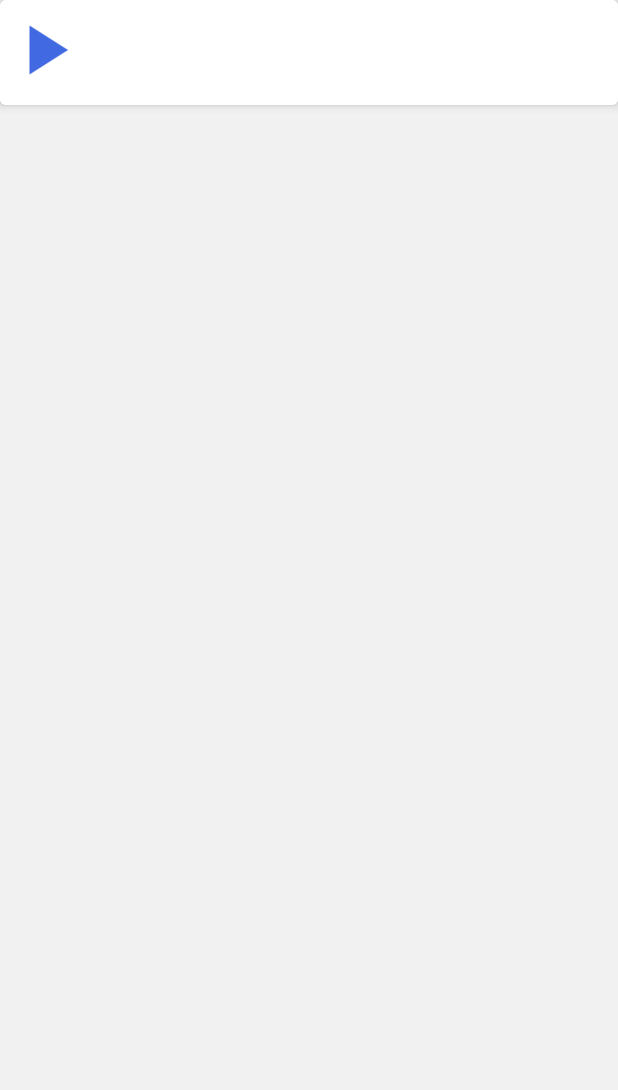
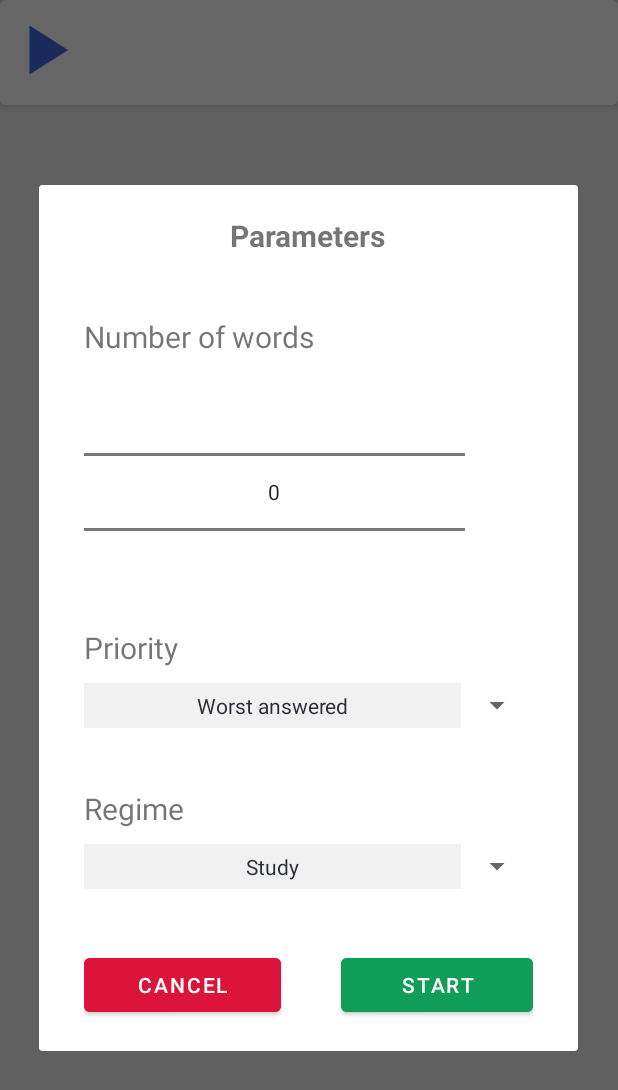
Before and after one commit to matttax/Erica, an Android app: the WordsActivity screen opened directly, with no data from a screen before it, after a tap on an icon or button, on a phone screen of 412 x 824 dp. Shown: the top 1090 px of the screen. Run offline under Robolectric (Android 15) with nearby library versions, the phone set to English and light mode, and no system bars.

Commit message:
Learn parameters

```diff
--- a/app/build.gradle
+++ b/app/build.gradle
@@ -30,6 +30,10 @@ android {
     kotlinOptions {
         jvmTarget = '1.8'
     }
+
+    dataBinding {
+        enabled true
+    }
 }
 
 dependencies {
--- a/app/src/main/java/com/matttax/erica/LearnActivity.kt
+++ b/app/src/main/java/com/matttax/erica/LearnActivity.kt
@@ -9,9 +9,10 @@ import android.widget.EditText
 import android.widget.ProgressBar
 import android.widget.TextView
 import androidx.appcompat.app.AppCompatActivity
+import java.util.*
 
 
-var words = mutableListOf<Word>()
+var words = mutableListOf<QuizWord>()
 
 class LearnActivity : AppCompatActivity() {
     lateinit var fld: EditText
@@ -39,17 +40,25 @@ class LearnActivity : AppCompatActivity() {
         getNext()
         fld.setOnKeyListener(View.OnKeyListener { view, i, keyEvent ->
             if ((keyEvent.getAction() == KeyEvent.ACTION_DOWN) && (i == KeyEvent.KEYCODE_ENTER)) {
-                if (fld.text.toString() != words.first().definition) {
+                val write = WordDBHelper(this).writableDatabase
+                if (fld.text.toString() != words.first().word.definition) {
                     var w = words.first()
                     words.add(w)
+                    write.execSQL("UPDATE words SET times_asked = times_asked + 1, " +
+                            "last_asked = CURRENT_TIMESTAMP " +
+                            "WHERE id=${words.first().id}")
 
                     val dlgAlert: AlertDialog.Builder = AlertDialog.Builder(this)
-                    dlgAlert.setMessage(words.last().definition)
+                    dlgAlert.setMessage(words.last().word.definition)
                     dlgAlert.setTitle("Incorrect!")
                     dlgAlert.setCancelable(true)
                     dlgAlert.create().show()
 
                 } else {
+                    write.execSQL("UPDATE words SET times_asked = times_asked + 1, " +
+                            "last_asked = CURRENT_TIMESTAMP, " +
+                            "times_correct = times_correct + 1 " +
+                            "WHERE id=${words.first().id}")
                     progress++
                     pbr.incrementProgressBy(1)
                     ptx.text = "$progress/$total"
@@ -64,13 +73,24 @@ class LearnActivity : AppCompatActivity() {
 
     }
 
+    override fun onPause() {
+        super.onPause()
+        words.clear()
+    }
+
+    override fun onDestroy() {
+        super.onDestroy()
+        words.clear()
+    }
+
     fun getWords() {
-        val db = WordDBHelper(this)
-        val cursor = db.getWords(3)
+        val cursor = WordDBHelper(this).writableDatabase.rawQuery(intent.getStringExtra("query"), null)
         if (cursor != null) {
             if (cursor.count != 0) {
                 while (cursor.moveToNext()) {
-                    words += Word(cursor.getString(3), cursor.getString(4))
+                    words += QuizWord(cursor.getInt(0), LanguagePair(cursor.getString(1), cursor.getString(2)),
+                        Word(cursor.getString(3), cursor.getString(4)), cursor.getInt(5), cursor.getInt(6),
+                        Date(cursor.getLong(7)*1000), cursor.getInt(8))
                 }
             }
         }
@@ -78,8 +98,8 @@ class LearnActivity : AppCompatActivity() {
 
     fun getNext() {
         if (!words.isEmpty()) {
-            wrd.text = words.first().term
-            currentWord = words.first().term
+            wrd.text = words.first().word.term
+            currentWord = words.first().word.term
         } else finish()
     }
 }
--- a/app/src/main/java/com/matttax/erica/MainActivity.kt
+++ b/app/src/main/java/com/matttax/erica/MainActivity.kt
@@ -117,15 +117,20 @@ class MainActivity : AppCompatActivity() {
 
         dismissWord.setOnClickListener {
             termTextField.text = SpannableStringBuilder("")
+
             defTextField.text = SpannableStringBuilder("")
             translatedTV.loadUrl("about:blank")
         }
 
         addWord.setOnClickListener {
+            val allWordsSetId = 3
             val db = WordDBHelper(this)
+            //db.addWord("en", "ru", termTextField.text.toString(), defTextField.text.toString(), allWordsSetId)
             db.addWord("en", "ru", termTextField.text.toString(), defTextField.text.toString(), setID)
+
             val write = db.writableDatabase
             write.execSQL("UPDATE sets SET words_count = words_count + 1 WHERE id=$setID")
+            //write.execSQL("UPDATE sets SET words_count = words_count + 1 WHERE id=$allWordsSetId")
 
             termTextField.text = SpannableStringBuilder("")
             defTextField.text = SpannableStringBuilder("")
--- a/app/src/main/java/com/matttax/erica/SetAdaptor.kt
+++ b/app/src/main/java/com/matttax/erica/SetAdaptor.kt
@@ -50,6 +50,7 @@ class SetAdaptor(var context: Context, var sets: List<SetOfWords>) :
             intent.putExtra("setid", sets[position].id)
             intent.putExtra("setname", sets[position].name)
             intent.putExtra("setdescr", sets[position].description)
+            intent.putExtra("setwordcount", sets[position].wordsCount)
             context.startActivity(intent)
         }
 
@@ -60,7 +61,7 @@ class SetAdaptor(var context: Context, var sets: List<SetOfWords>) :
 
         holder.deleteButton.setOnClickListener {
             val bld = AlertDialog.Builder(context)
-            val vwy = (context as Activity).layoutInflater.inflate(R.layout.create_set_dialog, null)
+            val vwy = (context as Activity).layoutInflater.inflate(R.layout.delete_set, null)
             bld.setView(vwy)
             val dlg = bld.create()
             dlg.show()
--- a/app/src/main/java/com/matttax/erica/WordsActivity.kt
+++ b/app/src/main/java/com/matttax/erica/WordsActivity.kt
@@ -3,9 +3,8 @@ package com.matttax.erica
 import android.content.Intent
 import androidx.appcompat.app.AppCompatActivity
 import android.os.Bundle
-import android.widget.Button
-import android.widget.LinearLayout
-import android.widget.TextView
+import android.widget.*
+import androidx.appcompat.app.AlertDialog
 import androidx.cardview.widget.CardView
 import androidx.recyclerview.widget.ItemTouchHelper
 import androidx.recyclerview.widget.LinearLayoutManager
@@ -56,7 +55,45 @@ class WordsActivity : AppCompatActivity() {
         var lrn: CardView = findViewById(R.id.startLearn)
         lrn.setOnClickListener {
             val i = Intent(this, LearnActivity::class.java)
-            startActivity(i)
+
+            val bld = AlertDialog.Builder(this)
+            val vwy = layoutInflater.inflate(R.layout.start_learn_dialog, null)
+            bld.setView(vwy)
+            val dlg = bld.create()
+            dlg.show()
+
+            val npk: NumberPicker = vwy.findViewById(R.id.wordsNumberPicker)
+            npk.maxValue = intent.getIntExtra("setwordcount", 0)
+            npk.minValue = 1
+            npk.value = intent.getIntExtra("setwordcount", 0)
+
+            val prt: Spinner = vwy.findViewById(R.id.priority)
+            val prtAdaptor = ArrayAdapter(this, R.layout.sets_spinner_item, listOf("Worst answered", "Least asked", "Long ago asked"))
+            prtAdaptor.setDropDownViewResource(android.R.layout.simple_spinner_dropdown_item)
+            prt.adapter = prtAdaptor
+
+            val rgm: Spinner = vwy.findViewById(R.id.regime)
+            val rgmAdaptor = ArrayAdapter(this, R.layout.sets_spinner_item, listOf("Study", "Learn"))
+            rgmAdaptor.setDropDownViewResource(android.R.layout.simple_spinner_dropdown_item)
+            rgm.adapter = rgmAdaptor
+
+            val no: Button = vwy.findViewById(R.id.noStartLearn)
+            val yes: Button = vwy.findViewById(R.id.yesStartLearn)
+            no.setOnClickListener {
+                dlg.dismiss()
+            }
+            yes.setOnClickListener {
+                val query = "SELECT * FROM ${WordDBHelper.WORDS_TABLE_NAME} " +
+                        "WHERE set_id=${intent.getIntExtra("setid", 3)} " +
+                        "ORDER BY ${getOrderBy(prt.selectedItem.toString())}" +
+                        "LIMIT ${npk.value} "
+                Toast.makeText(this, query, Toast.LENGTH_LONG).show()
+                i.putExtra("query", query)
+                dlg.dismiss()
+                startActivity(i)
+
+            }
+
         }
     }
 
@@ -72,4 +109,12 @@ class WordsActivity : AppCompatActivity() {
             }
         }
     }
+
+    fun getOrderBy(str: String): String {
+        return when(str) {
+            "Worst answered" -> "times_correct / CAST(times_asked as float) ASC "
+            "Least asked" -> "times_asked ASC "
+            else -> "last_asked ASC "
+        }
+    }
 }
--- /dev/null
+++ b/app/src/main/res/layout/start_learn_dialog.xml
@@ -0,0 +1,119 @@
+<?xml version="1.0" encoding="utf-8"?>
+<LinearLayout xmlns:android="http://schemas.android.com/apk/res/android"
+    android:orientation="vertical"
+    android:layout_width="match_parent"
+    android:layout_height="wrap_content"
+    android:layout_marginStart="30dp"
+    android:layout_marginEnd="30dp"
+    android:layout_gravity="center"
+    >
+
+    <TextView
+        android:layout_marginTop="20dp"
+        android:layout_width="wrap_content"
+        android:layout_height="wrap_content"
+        android:text="Parameters"
+        android:textSize="20sp"
+        android:layout_gravity="center"
+        android:textStyle="bold"
+        />
+
+    <LinearLayout
+        android:layout_width="match_parent"
+        android:layout_height="wrap_content"
+        android:orientation="vertical"
+        android:layout_marginStart="30dp"
+        android:layout_marginEnd="30dp"
+        android:layout_marginTop="40dp"
+        >
+        <TextView
+            android:layout_width="wrap_content"
+            android:layout_height="wrap_content"
+            android:text="Number of words"
+            android:textSize="20sp"
+            />
+
+        <NumberPicker
+            android:layout_width="match_parent"
+            android:layout_height="wrap_content"
+            android:id="@+id/wordsNumberPicker"
+            android:layout_marginEnd="45dp"
+            />
+    </LinearLayout>
+
+    <LinearLayout
+        android:layout_width="match_parent"
+        android:layout_height="wrap_content"
+        android:orientation="vertical"
+        android:layout_marginStart="30dp"
+        android:layout_marginEnd="30dp"
+        >
+        <TextView
+            android:layout_width="wrap_content"
+            android:layout_height="wrap_content"
+            android:text="Priority"
+            android:textSize="20sp"
+            />
+        <Spinner
+            android:layout_width="match_parent"
+            android:layout_height="wrap_content"
+            android:layout_marginTop="10dp"
+            android:id="@+id/priority"
+            />
+    </LinearLayout>
+
+    <LinearLayout
+        android:layout_width="match_parent"
+        android:layout_height="wrap_content"
+        android:orientation="vertical"
+        android:layout_marginTop="40dp"
+        android:layout_marginStart="30dp"
+        android:layout_marginEnd="30dp"
+        >
+        <TextView
+            android:layout_width="wrap_content"
+            android:layout_height="wrap_content"
+            android:text="Regime"
+            android:textSize="20sp"
+            />
+
+        <Spinner
+            android:id="@+id/regime"
+            android:layout_marginTop="10dp"
+            android:layout_width="match_parent"
+            android:layout_height="wrap_content"
+            />
+    </LinearLayout>
+
+    <LinearLayout
+        android:layout_width="match_parent"
+        android:layout_height="wrap_content"
+        android:orientation="horizontal"
+        android:layout_marginTop="30dp"
+        android:layout_marginStart="30dp"
+        android:layout_marginEnd="30dp"
+        android:layout_marginBottom="20dp"
+        >
+        <com.google.android.material.button.MaterialButton
+            android:layout_width="wrap_content"
+            android:layout_height="wrap_content"
+            android:text="cancel"
+            android:layout_marginTop="10dp"
+            android:layout_marginEnd="20dp"
+            android:backgroundTint="@color/crimson"
+            android:layout_weight="1"
+            android:id="@+id/noStartLearn"
+            />
+        <com.google.android.material.button.MaterialButton
+            android:layout_width="wrap_content"
+            android:layout_height="wrap_content"
+            android:text="start"
+            android:layout_marginTop="10dp"
+            android:layout_marginStart="20dp"
+            android:backgroundTint="@color/purple_200"
+            android:layout_weight="1"
+            android:id="@+id/yesStartLearn"
+            />
+    </LinearLayout>
+
+</LinearLayout>
```
